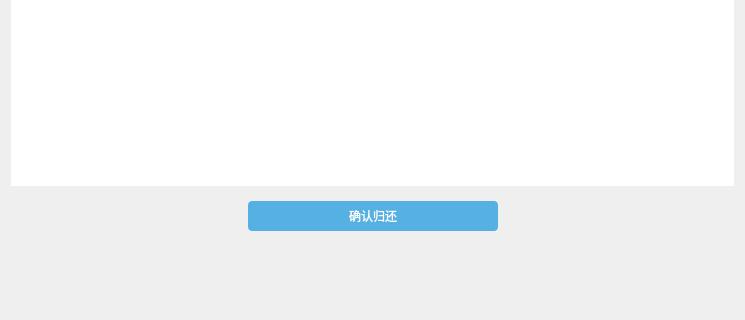
xuanlog/LibraryManager, file LibraryManager/reader.ui: the form before one commit; both pictures show x 0 to 745 and y 265 to 585 of the 745 by 585 pixel window.
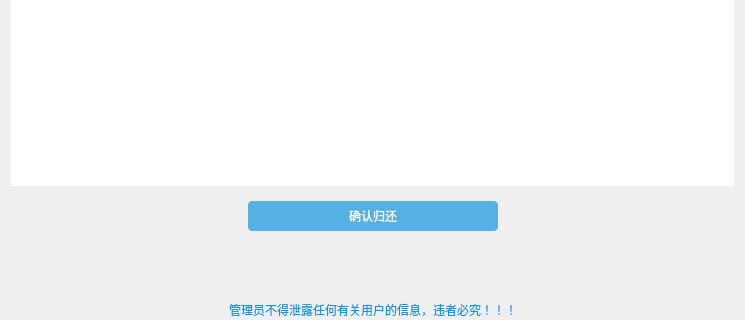
The form after the commit. Icons and pictures are not drawn. Custom widgets are drawn as their Qt base class.

Commit message: 1、编写注释 2、增加关于软件窗口 3、增加用户收货地址

```diff
--- a/LibraryManager/reader.ui
+++ b/LibraryManager/reader.ui
@@ -122,6 +122,9 @@
 }</string>
   </property>
   <layout class="QVBoxLayout" name="verticalLayout">
+   <property name="bottomMargin">
+    <number>0</number>
+   </property>
    <item>
     <widget class="MenuBar" name="widget_2" native="true"/>
    </item>
@@ -285,6 +288,57 @@
      </property>
     </spacer>
    </item>
+   <item>
+    <widget class="QWidget" name="widget_4" native="true">
+     <layout class="QHBoxLayout" name="horizontalLayout_3">
+      <property name="leftMargin">
+       <number>0</number>
+      </property>
+      <property name="topMargin">
+       <number>0</number>
+      </property>
+      <property name="rightMargin">
+       <number>0</number>
+      </property>
+      <property name="bottomMargin">
+       <number>0</number>
+      </property>
+      <item>
+       <spacer name="horizontalSpacer_4">
+        <property name="orientation">
+         <enum>Qt::Horizontal</enum>
+        </property>
+        <property name="sizeHint" stdset="0">
+         <size>
+          <width>40</width>
+          <height>20</height>
+         </size>
+        </property>
+       </spacer>
+      </item>
+      <item>
+       <widget class="QLabel" name="label">
+        <property name="text">
+         <string>管理员不得泄露任何有关用户的信息，违者必究！！！</string>
+        </property>
+       </widget>
+      </item>
+      <item>
+       <spacer name="horizontalSpacer_5">
+        <property name="orientation">
+         <enum>Qt::Horizontal</enum>
+        </property>
+        <property name="sizeHint" stdset="0">
+         <size>
+          <width>40</width>
+          <height>20</height>
+         </size>
+        </property>
+       </spacer>
+      </item>
+     </layout>
+    </widget>
+   </item>
   </layout>
  </widget>
  <customwidgets>
```
Left out of the diff: 18 changed lines with no effect on the pictures. The commit also changes 54 other files.
